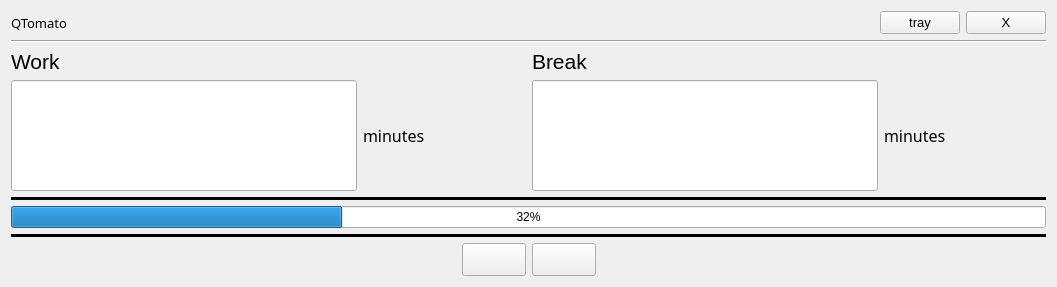
First picture: the form in ui/mainwindow.ui, repository modbrin/intrusive-tomato-qt, before the edit.
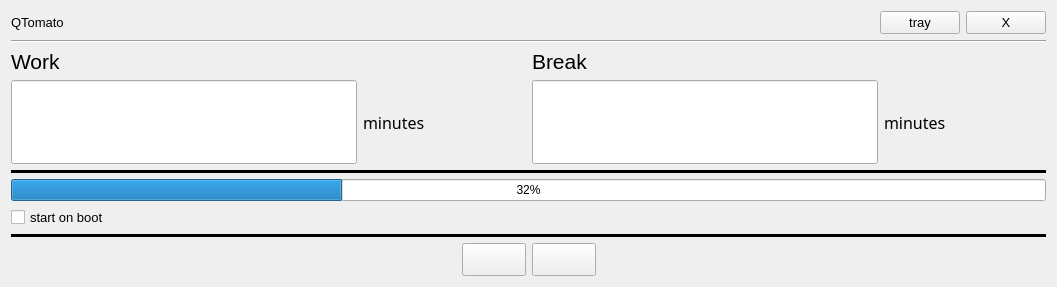
Second picture: the form after the edit.

Commit message: Added autostart functionality. Forced dark theme.

```diff
--- a/ui/mainwindow.ui
+++ b/ui/mainwindow.ui
@@ -26,7 +26,6 @@
       <widget class="QLabel" name="label">
        <property name="font">
         <font>
-         <family>Segoe MDL2 Assets</family>
          <pointsize>10</pointsize>
         </font>
        </property>
@@ -268,6 +267,18 @@
      </property>
     </widget>
    </item>
+   <item>
+    <widget class="QCheckBox" name="autostart">
+     <property name="font">
+      <font>
+       <pointsize>10</pointsize>
+      </font>
+     </property>
+     <property name="text">
+      <string>start on boot</string>
+     </property>
+    </widget>
+   </item>
    <item>
     <widget class="Line" name="bottomLine">
      <property name="frameShadow">
```
The commit also changes 9 other files.
